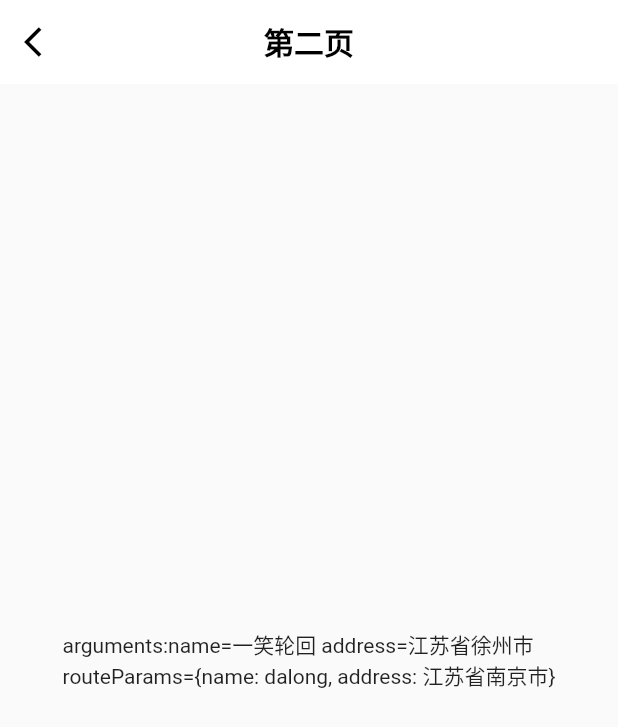
After one commit to yixiaolunhui/flutter_xy, a Flutter app: the ArgumentsTestPage screen opened by its route, after a tap on "跳转到下一页", on a phone screen of 412 x 824 dp. The commit adds this screen. Shown: the top 727 px of the screen. Run offline on Flutter 3.47's test engine with Material 2 defaults, Android fonts, the phone set to English and light mode, and no system bars.

Commit message:
+页面跳转参数处理

```diff
--- a/lib/config/xy_data_config.dart
+++ b/lib/config/xy_data_config.dart
@@ -1,4 +1,5 @@
 import 'package:flutter/material.dart';
+import 'package:flutter_xy/xydemo/arguments/arguments_test_page.dart';
 import 'package:flutter_xy/xydemo/carousel/carousel_page.dart';
 import 'package:flutter_xy/xydemo/clock/clock_page.dart';
 import 'package:flutter_xy/xydemo/code/code_page.dart';
@@ -180,6 +181,17 @@ class UIGroupDataConfig {
         ));
       },
     ));
+    children.add(UIGroupInfo(
+      groupName: "界面跳转参数处理",
+      desc: "界面跳转参数处理",
+      onClick: (BuildContext context) {
+        Navigator.push(context, MaterialPageRoute(
+          builder: (BuildContext context) {
+            return ArgumentsTestPage();
+          },
+        ));
+      },
+    ));
     return UIGroupInfo(groupName: "功能类", children: children, isExpand: false);
   }
 }
--- a/lib/main.dart
+++ b/lib/main.dart
@@ -1,6 +1,8 @@
 import 'package:flutter/material.dart';
 import 'package:flutter_xy/home.dart';
+import 'package:flutter_xy/route/route_path_const.dart';
 import 'package:flutter_xy/utils/system_bar_utils.dart';
+import 'package:flutter_xy/xydemo/arguments/arguments.dart';
 
 void main() {
   StatusBarUtil.setBarStatus(false);
@@ -18,6 +20,28 @@ class MyApp extends StatelessWidget {
         primarySwatch: Colors.blue,
         visualDensity: VisualDensity.adaptivePlatformDensity,
       ),
+      onGenerateRoute: (settings) {
+        var uri = Uri.parse(settings.name ?? "");
+        var route = uri.path;
+        var params = uri.queryParameters;
+        if (!RoutePathConst.routePaths.containsKey(route)) {
+          return null;
+        }
+        return MaterialPageRoute(
+          builder: (context) {
+            var widgetBuilder = RoutePathConst.routePaths[route];
+            var widget = widgetBuilder!(context);
+            if (widget is RouteQueryMixin) {
+              (widget as RouteQueryMixin).routeParams.addAll(params);
+            }
+            if (widget is ArgumentsMixin) {
+              (widget as ArgumentsMixin).arguments = settings.arguments;
+            }
+            return widget;
+          },
+          settings: settings,
+        );
+      },
       home: HomePage(),
     );
   }
--- /dev/null
+++ b/lib/route/route_const.dart
@@ -0,0 +1,4 @@
+class RouteConst {
+  static const routeTest = "/route_test";
+  static const routeNext = "/route_next";
+}
--- /dev/null
+++ b/lib/route/route_path_const.dart
@@ -0,0 +1,11 @@
+import 'package:flutter/material.dart';
+import 'package:flutter_xy/route/route_const.dart';
+import 'package:flutter_xy/xydemo/arguments/arguments_next_page.dart';
+import 'package:flutter_xy/xydemo/arguments/arguments_test_page.dart';
+
+class RoutePathConst {
+  static var routePaths = <String, Widget Function(BuildContext context)>{
+    RouteConst.routeTest: (context) =>  ArgumentsTestPage(),
+    RouteConst.routeNext: (context) => ArgumentsNextPage(),
+  };
+}
--- /dev/null
+++ b/lib/xydemo/arguments/arguments.dart
@@ -0,0 +1,11 @@
+import 'dart:collection';
+
+/// Arguments参数数据
+mixin ArgumentsMixin {
+  late final Object? arguments;
+}
+
+/// 路由拼接的参数数据
+mixin RouteQueryMixin {
+  final Map<String, String> routeParams = HashMap();
+}
--- /dev/null
+++ b/lib/xydemo/arguments/arguments_next_page.dart
@@ -0,0 +1,58 @@
+import 'package:flutter/material.dart';
+import 'package:flutter_xy/widgets/xy_app_bar.dart';
+import 'package:flutter_xy/xydemo/arguments/arguments.dart';
+
+/// 测试数据模型
+class TestArguments {
+  String? name;
+  String? address;
+
+  TestArguments(this.name, this.address);
+}
+
+///第二页
+class ArgumentsNextPage extends StatefulWidget
+    with ArgumentsMixin, RouteQueryMixin {
+  ArgumentsNextPage({super.key});
+
+  @override
+  State<ArgumentsNextPage> createState() => _ArgumentsNextPageState();
+}
+
+class _ArgumentsNextPageState extends State<ArgumentsNextPage> {
+  /// 传参数据文本
+  String get result {
+    // Arguments传参数据
+    TestArguments? arguments;
+    if (widget.arguments != null && widget.arguments is TestArguments) {
+      arguments = widget.arguments as TestArguments;
+    }
+
+    // 路由拼接的数据
+    var params = widget.routeParams;
+
+    // 拼接结果数据
+    return "arguments:name=${arguments?.name ?? ""} address=${arguments?.address ?? ""} \nrouteParams=$params";
+  }
+
+  @override
+  void initState() {
+    super.initState();
+    print("result=$result}");
+  }
+
+  @override
+  Widget build(BuildContext context) {
+    return Scaffold(
+      appBar: XYAppBar(
+        title: "第二页",
+        onBack: () {
+          Navigator.pop(context);
+        },
+      ),
+      body: Center(
+        child: Text(result),
+      ),
+    );
+  }
+}
--- /dev/null
+++ b/lib/xydemo/arguments/arguments_test_page.dart
@@ -0,0 +1,41 @@
+import 'package:flutter/material.dart';
+import 'package:flutter_xy/route/route_const.dart';
+import 'package:flutter_xy/widgets/xy_app_bar.dart';
+import 'package:flutter_xy/xydemo/arguments/arguments_next_page.dart';
+
+class ArgumentsTestPage extends StatefulWidget {
+  const ArgumentsTestPage({super.key});
+
+  @override
+  State<ArgumentsTestPage> createState() => _ArgumentsTestPageState();
+}
+
+class _ArgumentsTestPageState extends State<ArgumentsTestPage> {
+  @override
+  Widget build(BuildContext context) {
+    return Scaffold(
+      appBar: XYAppBar(
+        title: "界面跳转参数处理",
+        onBack: () {
+          Navigator.pop(context);
+        },
+      ),
+      body: _bodyWidget(),
+    );
+  }
+
+  _bodyWidget() {
+    return Center(
+      child: ElevatedButton(
+        onPressed: () {
+          Navigator.pushNamed(
+            context,
+            "${RouteConst.routeNext}?name=dalong&&address=江苏省南京市",
+            arguments: (TestArguments("一笑轮回", "江苏省徐州市")),
+          );
+        },
+        child: const Text("跳转到下一页"),
+      ),
+    );
+  }
+}
```
